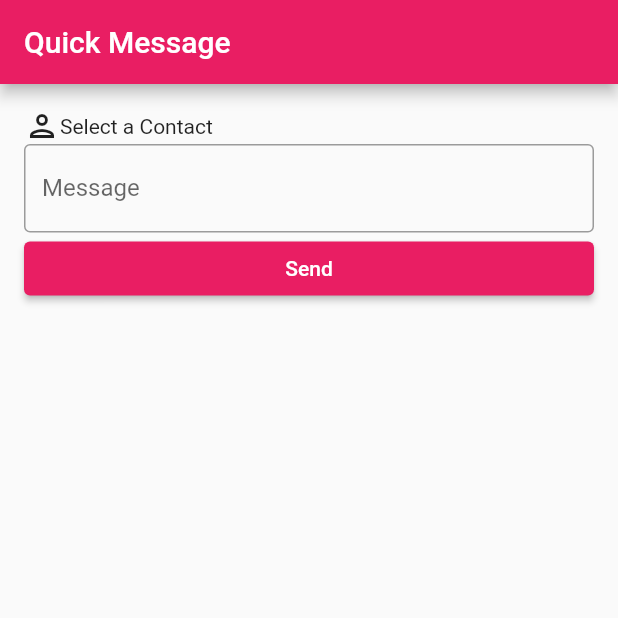
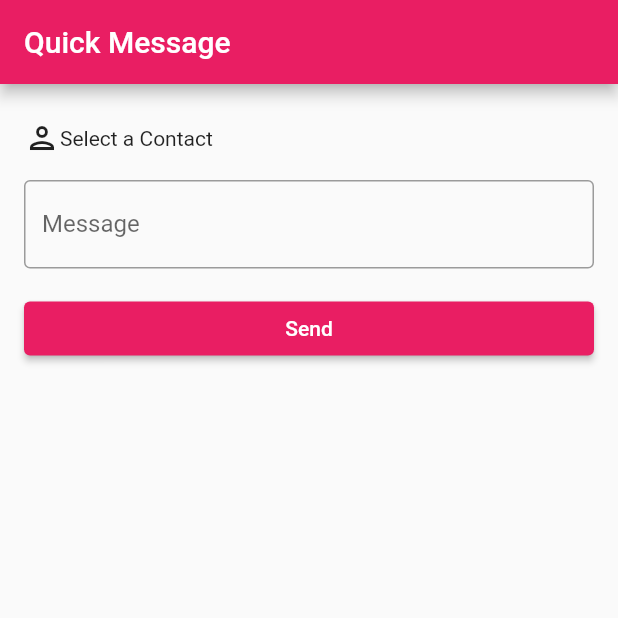
Before and after one commit to boswelja/QuickMessage, a Flutter app: the screen it shows after launch, on a phone screen of 412 x 824 dp, the top half of it. Run offline on Flutter 3.47's test engine with Material 2 defaults, Android fonts, the phone set to English and light mode, and no system bars; our stand-ins replace contacts_service, permission_handler, shared_preferences; missing offline and left inert: flutter_sms.

Commit message:
Touch up padding

```diff
--- a/lib/contact_picker.dart
+++ b/lib/contact_picker.dart
@@ -42,18 +42,18 @@ class _SelectedContact extends State<SelectedContact> {
   Widget build(BuildContext context) {
     return InkWell(
       onTap: () => getNewContact(),
-      child: Row(
-        children: [
-          Icon(
-              Icons.person_outlined
-          ),
-          if (contact != null)
-            buildContactSelectedWidget(contact)
-          else
-            buildNoContactWidget()
-        ],
+      child: Container(
+        padding: EdgeInsets.symmetric(vertical: 8, horizontal: 16),
+        child: contactPickerWidget(),
       ),
     );
+  }
+
+  Widget contactPickerWidget() {
+    if (contact != null)
+      return buildContactSelectedWidget(contact);
+    else
+      return buildNoContactWidget();
   }
 
   Widget buildContactSelectedWidget(Contact contact) {
@@ -61,7 +61,14 @@ class _SelectedContact extends State<SelectedContact> {
   }
 
   Widget buildNoContactWidget() {
-    return Text("Select a Contact");
+    return Row(
+      children: [
+        Icon(
+            Icons.person_outlined
+        ),
+        Text("Select a Contact")
+      ],
+    );
   }
 
   void getNewContact() async {
--- a/lib/main.dart
+++ b/lib/main.dart
@@ -1,5 +1,6 @@
 import 'package:flutter/material.dart';
 import 'package:quick_message/message_builder.dart';
+import 'package:quick_message/send_inapp.dart';
 import 'package:quick_message/sender.dart';
 
 import 'contact_picker.dart';
@@ -32,15 +33,11 @@ class SetupPage extends StatelessWidget {
         title: Text("Quick Message"),
       ),
       body: ListView(
-        padding: const EdgeInsets.all(16),
+        padding: EdgeInsets.symmetric(vertical: 16),
         children: [
           SelectedContact(),
           MessageBuilder(),
-          ElevatedButton(
-            onPressed: () => {
-              requestSend()
-            },
-            child: Text('Send'))
+          SendButton()
         ],
       ),
     );
--- a/lib/message_builder.dart
+++ b/lib/message_builder.dart
@@ -29,7 +29,9 @@ class _MessageBuilder extends State<MessageBuilder> {
 
   @override
   Widget build(BuildContext context) {
-    return TextField(
+    return Container(
+      padding: EdgeInsets.symmetric(vertical: 8, horizontal: 16),
+      child: TextField(
         controller: _controller,
         decoration: InputDecoration(
             border: OutlineInputBorder(),
@@ -40,6 +42,7 @@ class _MessageBuilder extends State<MessageBuilder> {
         },
         textInputAction: TextInputAction.done,
         autocorrect: true,
+      )
     );
   }
 }
--- /dev/null
+++ b/lib/send_inapp.dart
@@ -0,0 +1,16 @@
+import 'package:flutter/material.dart';
+import 'package:quick_message/sender.dart';
+
+class SendButton extends StatelessWidget {
+  @override
+  Widget build(BuildContext context) {
+    return Container(
+      padding: EdgeInsets.symmetric(vertical: 8, horizontal: 16),
+      child: ElevatedButton(
+          onPressed: () => {
+            requestSend()
+          },
+          child: Text('Send'))
+    );
+  }
+}
```
Lines whose indentation alone changed are shown as unchanged.
